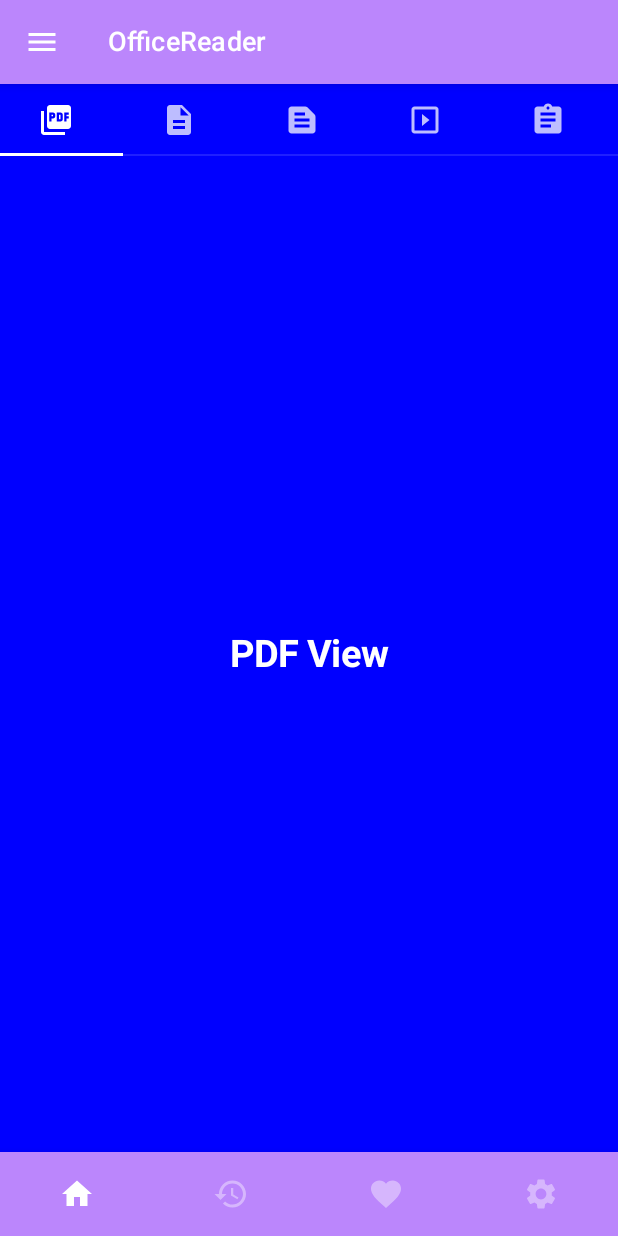
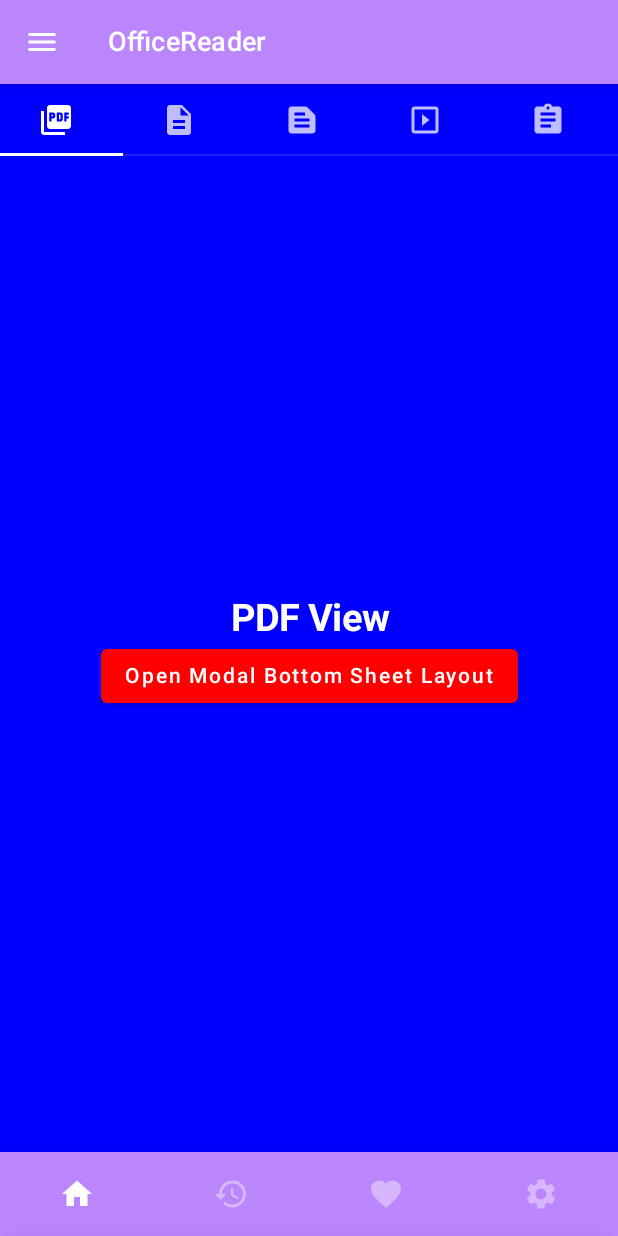
Before and after one commit to chukimvang01/OfficeReader, an Android app built with Jetpack Compose: the screen it shows after launch (MainActivity), on a phone screen of 412 x 824 dp. Run offline under Robolectric (Android 15) with nearby library versions, the phone set to English and light mode, and no system bars; our stand-ins replace accompanist.

Commit message:
update viewer

```diff
--- a/app/src/main/java/com/example/officereader/MainActivity.kt
+++ b/app/src/main/java/com/example/officereader/MainActivity.kt
@@ -1,12 +1,14 @@
 package com.example.officereader
 
 import android.os.Bundle
+import android.util.Log
 import androidx.activity.ComponentActivity
 import androidx.activity.compose.setContent
 import androidx.compose.foundation.background
 import androidx.compose.foundation.layout.*
 import androidx.compose.material.*
 import androidx.compose.runtime.Composable
+import androidx.compose.runtime.rememberCoroutineScope
 import androidx.compose.ui.Alignment
 import androidx.compose.ui.Modifier
 import androidx.compose.ui.graphics.Color
@@ -15,7 +17,11 @@ import androidx.compose.ui.text.font.FontWeight
 import androidx.compose.ui.text.style.TextAlign
 import androidx.compose.ui.unit.sp
 import com.example.officereader.presentation.homescreen.HomeScreen
+import com.example.officereader.presentation.navigationscreen.ModalBottomSheetLayoutScreen
 import com.example.officereader.ui.theme.OfficeReaderTheme
+import kotlinx.coroutines.CoroutineScope
+import kotlinx.coroutines.Dispatchers
+import kotlinx.coroutines.launch
 
 
 class MainActivity : ComponentActivity() {
@@ -29,14 +35,17 @@ class MainActivity : ComponentActivity() {
                     color = MaterialTheme.colors.background
                 ) {
                     HomeScreen()
+//                    ModalBottomSheetLayoutScreen()
                 }
             }
         }
     }
 }
-
+@OptIn(ExperimentalMaterialApi::class)
 @Composable
 fun PdfScreen() {
+    val scope = rememberCoroutineScope()
+    val state = rememberModalBottomSheetState(initialValue = ModalBottomSheetValue.Hidden)
     Column(
         modifier = Modifier
             .fillMaxSize()
@@ -51,6 +60,19 @@ fun PdfScreen() {
             textAlign = TextAlign.Center,
             fontSize = 25.sp
         )
+        Button(
+            colors = ButtonDefaults.buttonColors(
+                backgroundColor = colorResource(id = R.color.colorPrimary),
+                contentColor = Color.White
+            ),
+            onClick = {
+                Log.i("Click","Model bottom")
+                scope.launch {
+                    state.show()
+                }
+            }) {
+            Text(text = "Open Modal Bottom Sheet Layout")
+        }
     }
 }
 
--- a/app/src/main/java/com/example/officereader/data/menu/TabItem.kt
+++ b/app/src/main/java/com/example/officereader/data/menu/TabItem.kt
@@ -1,7 +1,9 @@
 package com.example.officereader.data.menu
 
+import androidx.compose.material.ModalBottomSheetState
 import androidx.compose.runtime.Composable
 import com.example.officereader.*
+import kotlinx.coroutines.CoroutineScope
 
 typealias ComposableFun = @Composable () -> Unit
 sealed class TabItem(var icon: Int, var title: String, var screen: ComposableFun) {
--- a/app/src/main/java/com/example/officereader/presentation/homescreen/HomeScreen.kt
+++ b/app/src/main/java/com/example/officereader/presentation/homescreen/HomeScreen.kt
@@ -4,30 +4,30 @@ import androidx.compose.foundation.layout.Box
 import androidx.compose.foundation.layout.Column
 import androidx.compose.foundation.layout.fillMaxSize
 import androidx.compose.foundation.layout.padding
-import androidx.compose.material.DrawerValue
-import androidx.compose.material.Scaffold
-import androidx.compose.material.rememberDrawerState
-import androidx.compose.material.rememberScaffoldState
+import androidx.compose.foundation.shape.RoundedCornerShape
+import androidx.compose.material.*
 import androidx.compose.runtime.Composable
 import androidx.compose.runtime.mutableStateOf
 import androidx.compose.runtime.remember
 import androidx.compose.runtime.rememberCoroutineScope
 import androidx.compose.ui.Modifier
 import androidx.compose.ui.res.colorResource
+import androidx.compose.ui.unit.dp
 import androidx.lifecycle.viewmodel.compose.viewModel
 import androidx.navigation.NavHostController
 import androidx.navigation.compose.NavHost
 import androidx.navigation.compose.composable
 import androidx.navigation.compose.rememberNavController
 import com.example.officereader.*
+import com.example.officereader.R
 import com.example.officereader.data.menu.NavigationItem
-import com.example.officereader.presentation.navigationscreen.BottomNavigationBar
-import com.example.officereader.presentation.navigationscreen.Tabs
-import com.example.officereader.presentation.navigationscreen.TabsContent
-import com.example.officereader.presentation.navigationscreen.TopBar
+import com.example.officereader.presentation.navigationscreen.*
 import com.google.accompanist.pager.ExperimentalPagerApi
 import com.google.accompanist.pager.rememberPagerState
+import kotlinx.coroutines.CoroutineScope
+import kotlinx.coroutines.launch
 
+@OptIn(ExperimentalMaterialApi::class)
 @Composable
 fun HomeScreen() {
     val navController = rememberNavController()
@@ -35,9 +35,24 @@ fun HomeScreen() {
     val scope = rememberCoroutineScope()
     val scaffoldState = rememberScaffoldState(rememberDrawerState(DrawerValue.Closed))
     val viewModel: HomeViewModel = viewModel()
+    val modalBottomSheetState = rememberModalBottomSheetState(initialValue = ModalBottomSheetValue.Hidden)
+    ModalBottomSheetLayout(
+        sheetContent = {
+            BottomSheetContent()
+        },
+        sheetState = modalBottomSheetState,
+        sheetShape = RoundedCornerShape(topStart = 16.dp, topEnd = 16.dp),
+        sheetBackgroundColor = colorResource(id = R.color.colorPrimary),
+        // scrimColor = Color.Red,  // Color for the fade background when you open/close the drawer
+    ) {
         Scaffold(
-        topBar = { TopBar(scope,scaffoldState) },
+            scaffoldState = scaffoldState,
+            topBar = { TopBar(scope, scaffoldState,modalBottomSheetState) },
             bottomBar = { BottomNavigationBar(viewModel, navController) },
+            drawerBackgroundColor = colorResource(id = R.color.purple_500),
+            drawerContent = {
+                Drawer(scope = scope, scaffoldState = scaffoldState, navController = navController)
+            },
             content = { paddingValues ->
                 Box(
                     modifier = Modifier
@@ -50,6 +65,7 @@ fun HomeScreen() {
                 id = R.color.purple_500
             )
         )
+    }
 }
 
 @Composable
@@ -70,7 +86,7 @@ fun NavigationApp(navController: NavHostController, viewModel: HomeViewModel) {
     }
 }
 
-@OptIn(ExperimentalPagerApi::class)
+@OptIn(ExperimentalPagerApi::class, ExperimentalMaterialApi::class)
 @Composable
 fun NavHomeScreen(viewModel: HomeViewModel) {
     val tabs = viewModel.state.value.menuTabBar
--- /dev/null
+++ b/app/src/main/java/com/example/officereader/presentation/navigationscreen/BottomSheetContentScreen.kt
@@ -0,0 +1,114 @@
+package com.example.officereader.presentation.navigationscreen
+
+import android.util.Log
+import androidx.compose.foundation.background
+import androidx.compose.foundation.clickable
+import androidx.compose.foundation.layout.*
+import androidx.compose.foundation.shape.RoundedCornerShape
+import androidx.compose.material.*
+import androidx.compose.runtime.Composable
+import androidx.compose.runtime.rememberCoroutineScope
+import androidx.compose.ui.Alignment
+import androidx.compose.ui.Modifier
+import androidx.compose.ui.graphics.Color
+import androidx.compose.ui.platform.LocalContext
+import androidx.compose.ui.res.colorResource
+import androidx.compose.ui.res.painterResource
+import androidx.compose.ui.tooling.preview.Preview
+import androidx.compose.ui.unit.dp
+import androidx.navigation.compose.rememberNavController
+import com.example.officereader.R
+import kotlinx.coroutines.CoroutineScope
+import kotlinx.coroutines.launch
+
+@Composable
+fun BottomSheetListItem(icon: Int, title: String, onItemClick: (String) -> Unit) {
+    Row(
+        modifier = Modifier
+            .fillMaxWidth()
+            .clickable(onClick = { onItemClick(title) })
+            .height(55.dp)
+            .background(
+                color = colorResource(
+                    id = R.color.colorPrimary
+                )
+            )
+            .padding(start = 15.dp), verticalAlignment = Alignment.CenterVertically
+    ) {
+        Icon(painter = painterResource(id = icon), contentDescription = "Share", tint = Color.White)
+        Spacer(modifier = Modifier.width(20.dp))
+        Text(text = title, color = Color.White)
+    }
+}
+
+@Composable
+fun BottomSheetContent(){
+    Column {
+        BottomSheetListItem(icon = R.drawable.baseline_slideshow_24, title = "Share", onItemClick = { Log.i("SHEET BOTTOM","Share Clicked!")})
+        BottomSheetListItem(icon = R.drawable.baseline_history_24, title = "Get link", onItemClick = { Log.i("SHEET BOTTOM","Get link!")})
+        BottomSheetListItem(icon = R.drawable.baseline_assignment_24, title = "Edit name", onItemClick = { Log.i("SHEET BOTTOM","Edit name!")})
+        BottomSheetListItem(icon = R.drawable.baseline_settings_24, title = "Delete collection", onItemClick = { Log.i("SHEET BOTTOM","Delete collection!")})
+    }
+}
+
+@OptIn(ExperimentalMaterialApi::class)
+@Composable
+fun ModalBottomSheetLayoutScreen() {
+    val navController = rememberNavController()
+    val modalBottomSheetState =
+        rememberModalBottomSheetState(initialValue = ModalBottomSheetValue.Hidden)
+    val scope = rememberCoroutineScope()
+    val stateScaff = rememberScaffoldState()
+    ModalBottomSheetLayout(
+        sheetContent = {
+            BottomSheetContent()
+        },
+        sheetState = modalBottomSheetState,
+        sheetShape = RoundedCornerShape(topStart = 16.dp, topEnd = 16.dp),
+        sheetBackgroundColor = colorResource(id = R.color.colorPrimary),
+        // scrimColor = Color.Red,  // Color for the fade background when you open/close the drawer
+    ) {
+        Scaffold(
+            scaffoldState = stateScaff,
+            topBar = { TopBar(scope,stateScaff,modalBottomSheetState) },
+            drawerBackgroundColor = colorResource(id = R.color.colorPrimary),
+            drawerContent = {
+                Drawer(scope = scope, scaffoldState = stateScaff, navController = navController)
+            },
+            backgroundColor = colorResource(id = R.color.colorPrimaryDark)
+        ) { padding ->  // We need to pass scaffold's inner padding to content. That's why we use Box.
+            Box(modifier = Modifier.padding(padding)) {
+                ModalBottomSheetMainScreen(scope = scope, state = modalBottomSheetState)
+            }
+        }
+    }
+}
+
+@OptIn(ExperimentalMaterialApi::class)
+@Composable
+fun ModalBottomSheetMainScreen(scope: CoroutineScope, state: ModalBottomSheetState) {
+    Column(
+        Modifier.fillMaxSize(),
+        verticalArrangement = Arrangement.Center,
+        horizontalAlignment = Alignment.CenterHorizontally
+    ) {
+        Button(
+            colors = ButtonDefaults.buttonColors(
+                backgroundColor = colorResource(id = R.color.colorPrimary),
+                contentColor = Color.White
+            ),
+            onClick = {
+                scope.launch {
+                    state.show()
+                }
+            }) {
+            Text(text = "Open Modal Bottom Sheet Layout")
+        }
+    }
+}
+
+@Preview(showBackground = true)
+@Composable
+fun BottomSheetListPreview(){
+    BottomSheetContent()
+}
--- a/app/src/main/java/com/example/officereader/presentation/navigationscreen/MenuBar.kt
+++ b/app/src/main/java/com/example/officereader/presentation/navigationscreen/MenuBar.kt
@@ -1,5 +1,6 @@
 package com.example.officereader.presentation.navigationscreen
 
+import android.util.Log
 import androidx.compose.foundation.Image
 import androidx.compose.foundation.background
 import androidx.compose.foundation.clickable
@@ -27,21 +28,30 @@ import androidx.navigation.NavController
 import androidx.navigation.compose.currentBackStackEntryAsState
 import androidx.navigation.compose.rememberNavController
 import com.example.officereader.R
-import com.example.officereader.data.menu.NavDrawerItem
 import com.example.officereader.data.menu.NavigationItem
 import com.example.officereader.data.menu.TabItem
 import com.example.officereader.presentation.homescreen.HomeViewModel
-import com.google.accompanist.pager.*
+import com.google.accompanist.pager.ExperimentalPagerApi
+import com.google.accompanist.pager.HorizontalPager
+import com.google.accompanist.pager.PagerState
+import com.google.accompanist.pager.pagerTabIndicatorOffset
 import kotlinx.coroutines.CoroutineScope
 import kotlinx.coroutines.launch
 
 
+@OptIn(ExperimentalMaterialApi::class)
 @Composable
-fun TopBar(scope: CoroutineScope, scaffoldState: ScaffoldState) {
+fun TopBar(scope: CoroutineScope, scaffoldState: ScaffoldState, state: ModalBottomSheetState) {
     TopAppBar(
         title = { Text(text = stringResource(R.string.app_name), fontSize = 18.sp) },
         navigationIcon = {
-            IconButton(onClick = { scope.launch { scaffoldState.drawerState.open() } }) {
+            IconButton(onClick = {
+                Log.i("Draw CLick", "xxx")
+                scope.launch {
+                    scaffoldState.drawerState.open()
+//                    state.show()
+                }
+            }) {
                 Icon(Icons.Filled.Menu, "")
             }
         },
@@ -124,6 +134,7 @@ fun Tabs(tabs: List<TabItem>, pagerState: PagerState) {
     }
 }
 
+@OptIn(ExperimentalMaterialApi::class)
 @ExperimentalPagerApi
 @Composable
 fun TabsContent(tabs: List<TabItem>, pagerState: PagerState) {
@@ -135,20 +146,21 @@ fun TabsContent(tabs: List<TabItem>, pagerState: PagerState) {
 @Composable
 fun Drawer(scope: CoroutineScope, scaffoldState: ScaffoldState, navController: NavController) {
     val items = listOf(
-        NavDrawerItem.Home,
-        NavDrawerItem.Recent,
-        NavDrawerItem.Favorite,
-        NavDrawerItem.Setting
+        NavigationItem.Home,
+        NavigationItem.Recent,
+        NavigationItem.Favorite,
+        NavigationItem.Setting
     )
-    Column(modifier = Modifier.background(colorResource(id = R.color.colorPrimary))) {
+    Column(modifier = Modifier.background(colorResource(id = R.color.purple_500))) {
         // Header
         Image(
             painter = painterResource(id = R.drawable.baseline_home_24),
-            contentDescription = R.drawable.baseline_home_24.toString(),
+            contentDescription = "Vangck",
             modifier = Modifier
                 .height(100.dp)
                 .fillMaxWidth()
-                .padding(10.dp)
+                .padding(10.dp),
+            colorFilter = ColorFilter.tint(Color.White)
         )
         // Space between
         Spacer(
@@ -162,7 +174,25 @@ fun Drawer(scope: CoroutineScope, scaffoldState: ScaffoldState, navController: N
         val currentRoute = navBackStackEntry?.destination?.route
         items.forEach { item ->
             DrawerItem(item = item, selected = currentRoute == item.route, onItemClick = {
-                /* Add code later */
+                navController.navigate(item.route) {
+                    // Pop up to the start destination of the graph to
+                    // avoid building up a large stack of destinations
+                    // on the back stack as users select items
+                    navController.graph.startDestinationRoute?.let { route ->
+                        popUpTo(route) {
+                            saveState = true
+                        }
+                    }
+                    // Avoid multiple copies of the same destination when
+                    // reselecting the same item
+                    launchSingleTop = true
+                    // Restore state when reselecting a previously selected item
+                    restoreState = true
+                }
+                // Close drawer
+                scope.launch {
+                    scaffoldState.drawerState.close()
+                }
             })
         }
         Spacer(modifier = Modifier.weight(1f))
@@ -179,8 +209,8 @@ fun Drawer(scope: CoroutineScope, scaffoldState: ScaffoldState, navController: N
 }
 
 @Composable
-fun DrawerItem(item: NavDrawerItem, selected: Boolean, onItemClick: (NavDrawerItem) -> Unit) {
-    val background = if (selected) R.color.colorPrimaryDark else android.R.color.transparent
+fun DrawerItem(item: NavigationItem, selected: Boolean, onItemClick: (NavigationItem) -> Unit) {
+    val background = if (selected) R.color.colorPrimary else android.R.color.transparent
     Row(
         verticalAlignment = Alignment.CenterVertically,
         modifier = Modifier
```
Also changed, not shown: app/src/main/java/com/example/officereader/data/menu/NavDrawerItem.kt (deleted, +0 -10 lines). Lines whose indentation alone changed are shown as unchanged.
